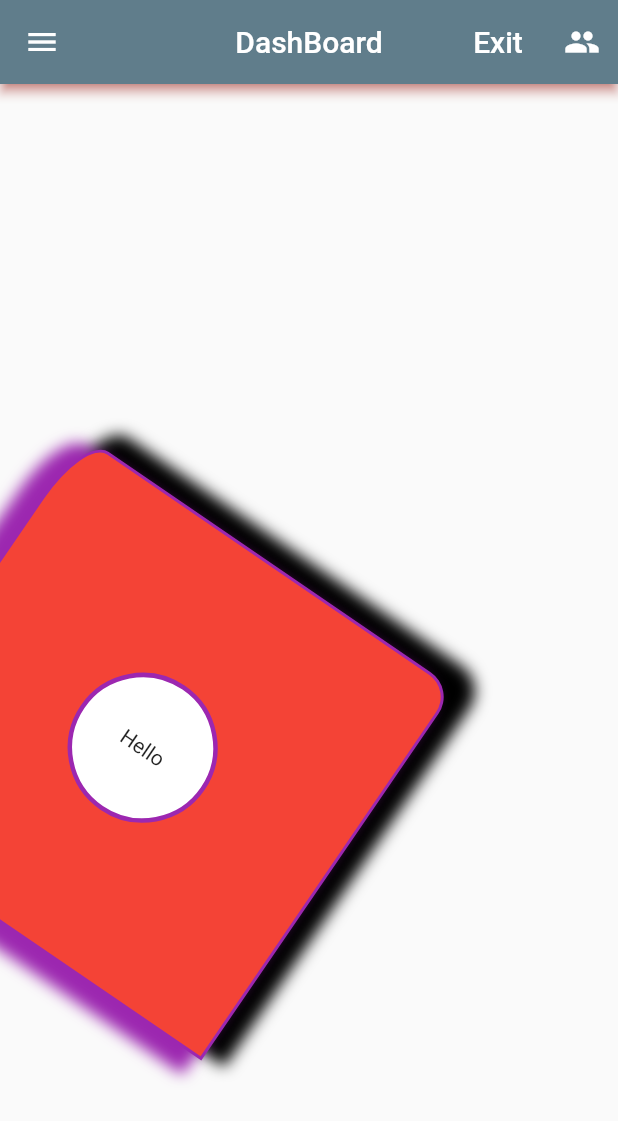
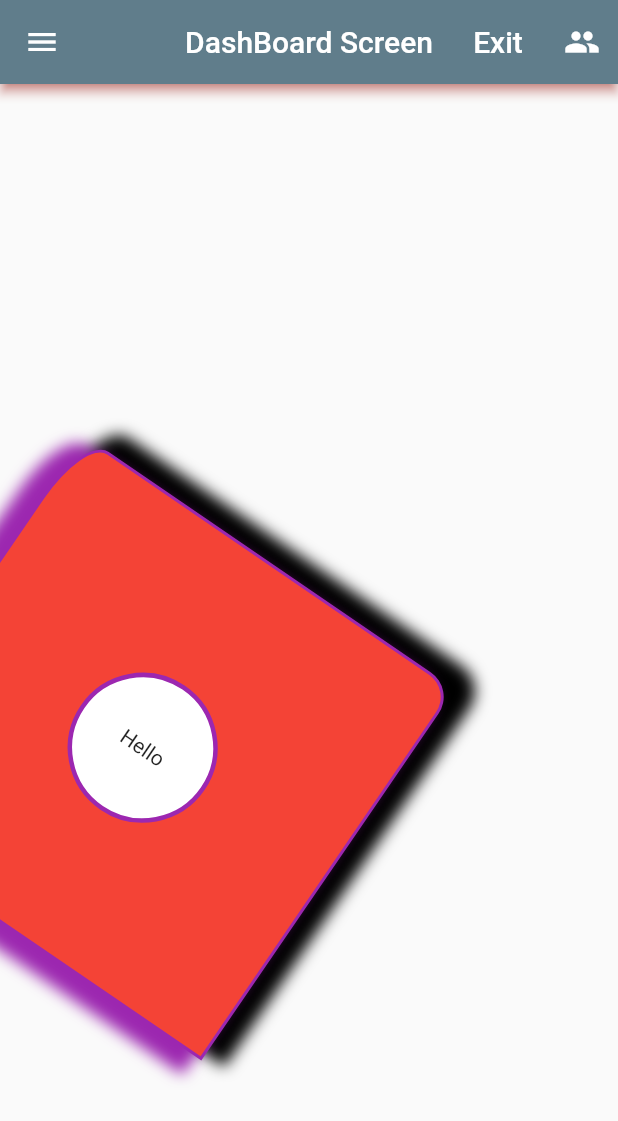
Before and after one commit to Sabinkc/flutter_extraclass_project, a Flutter app: the screen it shows after launch, on a phone screen of 412 x 824 dp. Shown: the top 1121 px of the screen. Run offline on Flutter 3.47's test engine with Material 2 defaults, Android fonts, the phone set to English and light mode, and no system bars; missing offline and left inert: dart:html.

Commit message:
App bar title changed

```diff
--- a/lib/screens/dashboard.dart
+++ b/lib/screens/dashboard.dart
@@ -32,7 +32,7 @@ class DashBoardScreen extends StatelessWidget {
           IconButton(onPressed: () {}, icon: Icon(Icons.people))
         ],
         title: Text(
-          "DashBoard",
+          "DashBoard Screen",
           style: TextStyle(color: Colors.white),
         ),
         backgroundColor: Colors.blueGrey,
```
